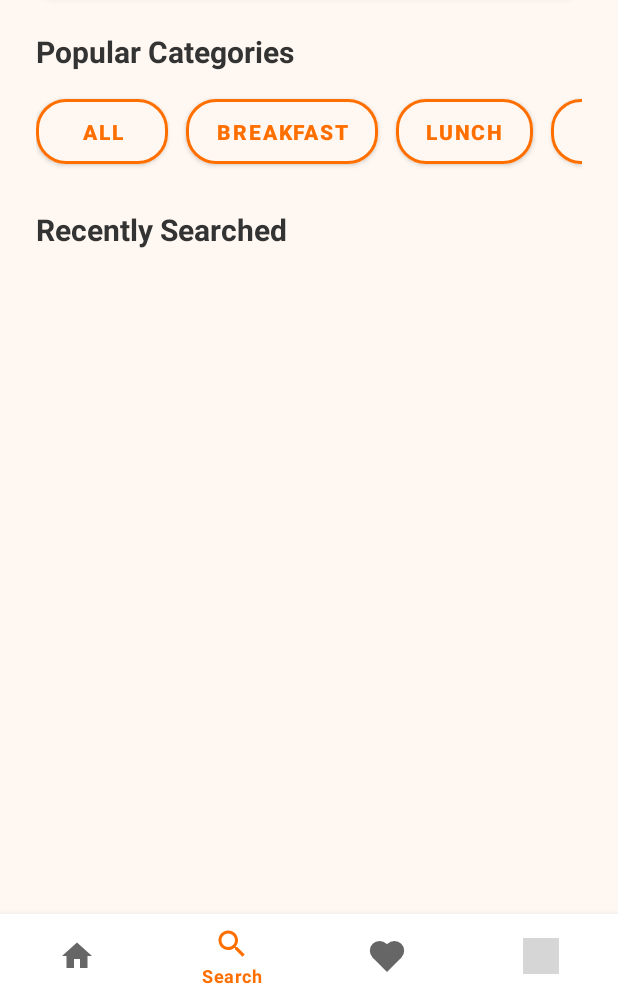
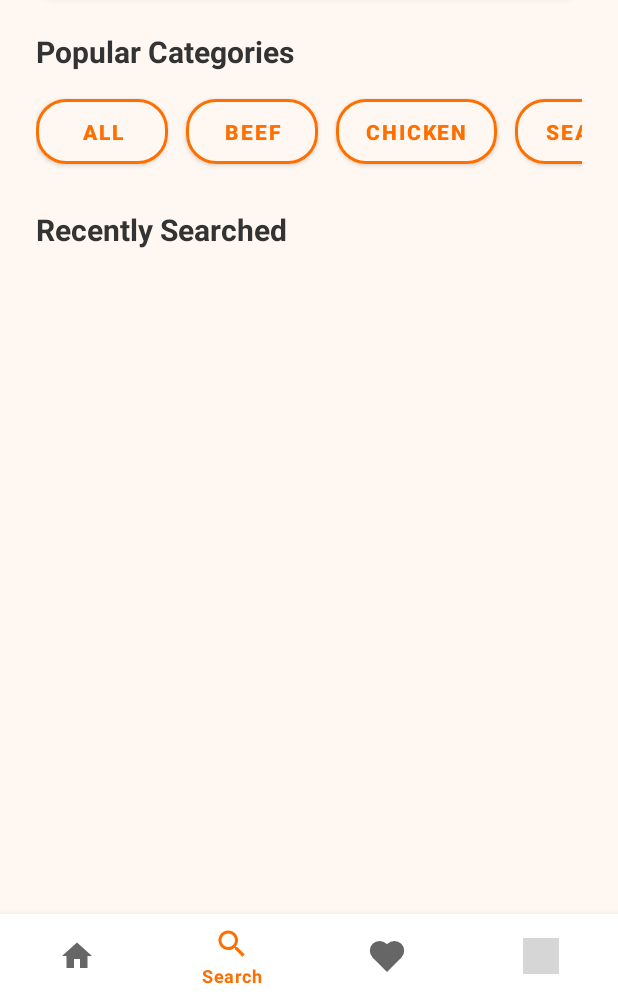
Before and after one commit to shahdhassan4601/recipe-app-kotlin, an Android app: the SearchFragment screen opened through its navigation route, on a phone screen of 412 x 824 dp, the part 238-1236 px from its top. Run offline under Robolectric (Android 15) with nearby library versions, the light colour scheme and no system bars; our stand-ins replace navigation-ui; pictures from the network do not load; grey boxes are pictures that could not be loaded.

Commit message:
udate home screen

```diff
--- a/app/src/main/java/com/example/recipeapp/data/remote/api/MealApiService.kt
+++ b/app/src/main/java/com/example/recipeapp/data/remote/api/MealApiService.kt
@@ -20,5 +20,7 @@ interface MealApiService {
 
     @GET("filter.php")
     suspend fun getMealsByCategory(@Query("c") category: String): ApiResponse
+    @GET("categories.php")
+    suspend fun getCategories(): ApiResponse
 
 }
--- a/app/src/main/java/com/example/recipeapp/data/remote/model/ApiResponse.kt
+++ b/app/src/main/java/com/example/recipeapp/data/remote/model/ApiResponse.kt
@@ -2,4 +2,5 @@ package com.example.recipeapp.data.remote.model
 
 data class ApiResponse(
     val meals: List<Meal>?
+
 )
--- a/app/src/main/java/com/example/recipeapp/data/remote/model/Meal.kt
+++ b/app/src/main/java/com/example/recipeapp/data/remote/model/Meal.kt
@@ -3,5 +3,6 @@ package com.example.recipeapp.data.remote.model
 data class Meal(
     val idMeal: String,
     val strMeal: String,
-    val strMealThumb: String
+    val strMealThumb: String,
+    val strCategory: String
 )
--- a/app/src/main/java/com/example/recipeapp/repository/RecipeRepository.kt
+++ b/app/src/main/java/com/example/recipeapp/repository/RecipeRepository.kt
@@ -53,4 +53,5 @@ class RecipeRepository(private val mealApiService: MealApiService) {
             }
         }
     }
+
 }
--- a/app/src/main/java/com/example/recipeapp/ui/home/SearchFragment.kt
+++ b/app/src/main/java/com/example/recipeapp/ui/home/SearchFragment.kt
@@ -7,9 +7,11 @@ import android.os.Bundle
 import android.view.LayoutInflater
 import android.view.View
 import android.view.ViewGroup
+import android.view.animation.AnimationUtils
 import android.widget.Button
 import android.widget.EditText
 import android.widget.ProgressBar
+import androidx.core.content.ContextCompat
 import androidx.core.widget.addTextChangedListener
 import androidx.fragment.app.Fragment
 import androidx.lifecycle.ViewModelProvider
@@ -18,17 +20,17 @@ import androidx.recyclerview.widget.LinearLayoutManager
 import androidx.recyclerview.widget.RecyclerView
 import com.example.recipeapp.R
 import com.example.recipeapp.data.remote.api.RetrofitClient
-import com.example.recipeapp.ui.home.RecipeAdapter
 
 class SearchFragment : Fragment() {
 
     private lateinit var viewModel: SearchViewModel
     private lateinit var searchAdapter: RecipeSearchAdapter
+    private lateinit var categoryButtons: List<Button>
 
     override fun onCreateView(
         inflater: LayoutInflater, container: ViewGroup?,
         savedInstanceState: Bundle?
-    ): View? {
+    ): View {
         return inflater.inflate(R.layout.fragment_search, container, false)
     }
 
@@ -44,8 +46,10 @@ class SearchFragment : Fragment() {
         val searchProgressBar: ProgressBar = view.findViewById(R.id.searchProgressBar)
 
         searchAdapter = RecipeSearchAdapter(emptyList()) { meal ->
+            val action = SearchFragmentDirections.actionSearchFragmentToRecipeDetailFragment(meal.idMeal ?: "")
+            findNavController().navigate(action)
+        }
 
-        }
         searchResultsRecyclerView.layoutManager = LinearLayoutManager(context)
         searchResultsRecyclerView.adapter = searchAdapter
 
@@ -58,22 +62,59 @@ class SearchFragment : Fragment() {
         }
 
         searchEditText.addTextChangedListener { text ->
-            if (text.toString().isNotEmpty()) {
-                viewModel.searchRecipes(text.toString())
+            viewModel.searchRecipes(text.toString())
+        }
+
+        val btnAll = view.findViewById<Button>(R.id.btnAll)
+        val btnBeef = view.findViewById<Button>(R.id.btnBeef)
+        val btnChicken = view.findViewById<Button>(R.id.btnChicken)
+        val btnSeafood = view.findViewById<Button>(R.id.btnSeafood)
+
+        val btnVegan = view.findViewById<Button>(R.id.btnVegan)
+
+        categoryButtons = listOf(btnAll, btnBeef, btnChicken, btnSeafood, btnVegan)
+
+        fun highlightSelectedButton(selectedButton: Button) {
+            categoryButtons.forEach { button ->
+                if (button == selectedButton) {
+                    button.setBackgroundResource(R.drawable.category_button_selected)
+                    button.setTextColor(ContextCompat.getColor(requireContext(), R.color.white))
+                } else {
+                    button.setBackgroundResource(R.drawable.category_button_unselected)
+                    button.setTextColor(ContextCompat.getColor(requireContext(), R.color.primaryColor))
+                }
             }
         }
 
-        // Implement category button click listeners to filter search results
-        view.findViewById<Button>(R.id.btnBreakfast).setOnClickListener {
-            viewModel.searchRecipes("Breakfast")
-        }
-        view.findViewById<Button>(R.id.btnLunch).setOnClickListener {
-            viewModel.searchRecipes("Lunch")
-        }
-        view.findViewById<Button>(R.id.btnDinner).setOnClickListener {
-            viewModel.searchRecipes("Dinner")
+        fun setupCategoryButton(button: Button, category: String?) {
+            button.setOnClickListener {
+                animateButton(button)
+                highlightSelectedButton(button)
+                if (category.isNullOrEmpty()) {
+                    viewModel.searchRecipes("")
+                } else {
+                    viewModel.searchRecipes(category)
+                }
+            }
         }
 
+        setupCategoryButton(btnAll, "")
+        setupCategoryButton(btnBeef, "Beef")
+        setupCategoryButton(btnChicken, "Chicken")
+        setupCategoryButton(btnSeafood, "Seafood")
+        setupCategoryButton(btnVegan, "Vegan")
+    }
 
+    private fun animateButton(button: View) {
+        button.animate()
+            .scaleX(0.95f)
+            .scaleY(0.95f)
+            .setDuration(100)
+            .withEndAction {
+                button.animate()
+                    .scaleX(1f)
+                    .scaleY(1f)
+                    .duration = 100
+            }
     }
 }
--- /dev/null
+++ b/app/src/main/res/drawable/category_button_selected.xml
@@ -0,0 +1,9 @@
+<?xml version="1.0" encoding="utf-8"?>
+<selector xmlns:android="http://schemas.android.com/apk/res/android">
+    <item>
+        <shape android:shape="rectangle">
+            <solid android:color="@color/primaryColor" />
+            <corners android:radius="100dp" />
+        </shape>
+    </item>
+</selector>
--- /dev/null
+++ b/app/src/main/res/drawable/category_button_unselected.xml
@@ -0,0 +1,7 @@
+<?xml version="1.0" encoding="utf-8"?>
+<shape xmlns:android="http://schemas.android.com/apk/res/android"
+    android:shape="rectangle">
+    <solid android:color="@android:color/transparent" />
+    <stroke android:width="2dp" android:color="@color/primaryColor" />
+    <corners android:radius="100dp" />
+</shape>
--- a/app/src/main/res/layout/fragment_search.xml
+++ b/app/src/main/res/layout/fragment_search.xml
@@ -93,32 +93,44 @@
                             android:layout_marginEnd="12dp"
                             android:text="All" />
 
+
                         <Button
-                            android:id="@+id/btnBreakfast"
+                            android:id="@+id/btnBeef"
                             style="@style/CategoryButtonStyle"
                             android:layout_width="wrap_content"
                             android:layout_height="wrap_content"
                             android:layout_marginEnd="12dp"
-                            android:text="Breakfast" />
+                            android:text="Beef" />
 
                         <Button
-                            android:id="@+id/btnLunch"
+                            android:id="@+id/btnChicken"
                             style="@style/CategoryButtonStyle"
                             android:layout_width="wrap_content"
                             android:layout_height="wrap_content"
                             android:layout_marginEnd="12dp"
-                            android:text="Lunch" />
+                            android:text="Chicken" />
 
                         <Button
-                            android:id="@+id/btnDinner"
+                            android:id="@+id/btnSeafood"
                             style="@style/CategoryButtonStyle"
                             android:layout_width="wrap_content"
                             android:layout_height="wrap_content"
                             android:layout_marginEnd="12dp"
-                            android:text="Dinner" />
+                            android:text="Seafood" />
+
+
+
+                        <Button
+                            android:id="@+id/btnVegan"
+                            style="@style/CategoryButtonStyle"
+                            android:layout_width="wrap_content"
+                            android:layout_height="wrap_content"
+                            android:layout_marginEnd="12dp"
+                            android:text="Vegan" />
 
                     </LinearLayout>
                 </HorizontalScrollView>
+
 
                 <!-- عنوان البحث الحديث -->
                 <TextView
--- a/app/src/main/res/navigation/main_nav_graph.xml
+++ b/app/src/main/res/navigation/main_nav_graph.xml
@@ -71,23 +71,23 @@
             android:id="@+id/action_favorite_to_recipeDetail"
             app:destination="@id/recipeDetailFragment" />
     </fragment>
-    <fragment
-        android:id="@+id/detailFragment"
-        android:name="com.example.recipeapp.ui.detail.RecipeDetailFragment"
-        android:label="Recipe Detail">
-        <argument
-            android:name="mealId"
-            app:argType="string" />
-    </fragment>
+<!--    <fragment-->
+<!--        android:id="@+id/detailFragment"-->
+<!--        android:name="com.example.recipeapp.ui.detail.RecipeDetailFragment"-->
+<!--        android:label="Recipe Detail">-->
+<!--        <argument-->
+<!--            android:name="mealId"-->
+<!--            app:argType="string" />-->
+<!--    </fragment>-->
 
     <!-- Action من HomeFragment لـ DetailFragment -->
-    <action
-        android:id="@+id/action_homeFragment_to_detailFragment"
-        app:destination="@id/detailFragment"
-        app:enterAnim="@anim/slide_in_right"
-        app:exitAnim="@anim/slide_out_left"
-        app:popEnterAnim="@anim/slide_in_left"
-        app:popExitAnim="@anim/slide_out_right" />
+<!--    <action-->
+<!--        android:id="@+id/action_homeFragment_to_detailFragment"-->
+<!--        app:destination="@id/detailFragment"-->
+<!--        app:enterAnim="@anim/slide_in_right"-->
+<!--        app:exitAnim="@anim/slide_out_left"-->
+<!--        app:popEnterAnim="@anim/slide_in_left"-->
+<!--        app:popExitAnim="@anim/slide_out_right" />-->
 
 
 
```
Also changed, not shown: app/src/main/java/com/example/recipeapp/ui/detail/RecipeDetailFragment.kt (+4 -4 lines), app/src/main/res/anim/item_animation_fall_down.xml (added, +24 -0 lines), app/src/main/res/anim/scale_up.xml (added, +9 -0 lines), app/src/main/res/layout/item_recipe_search.xml (+48 -54 lines).
